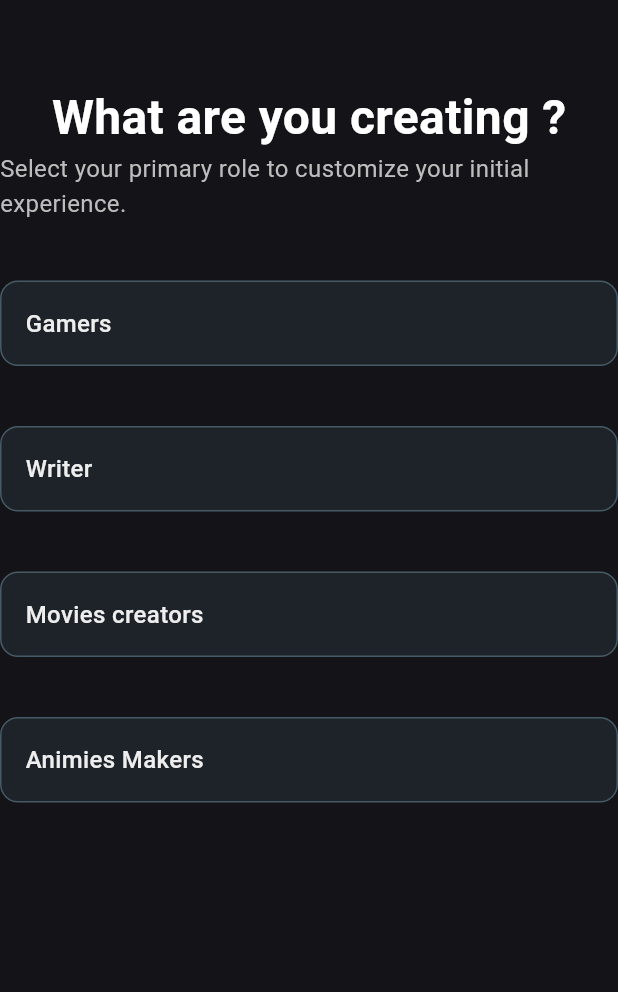
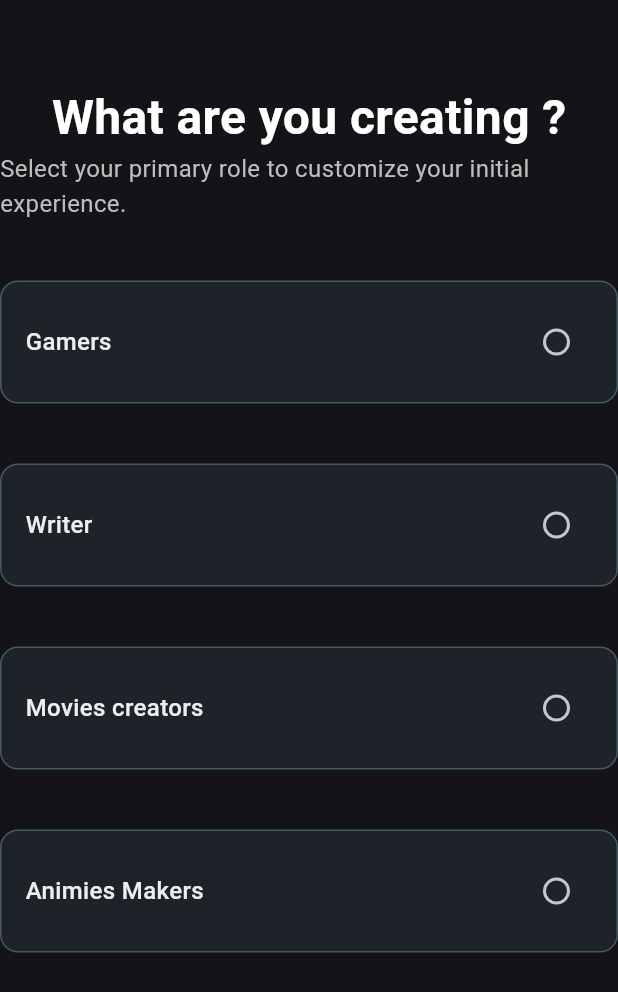
Before and after one commit to Abdelrahime7/LorWaver, a Flutter app: the UserTtype screen opened directly, on a phone screen of 412 x 824 dp. Shown: the top 992 px of the screen. Run offline on Flutter 3.47's test engine with Material 3 defaults, Android fonts, the phone set to English and light mode, and no system bars; our stand-ins replace flutter_svg.

Commit message:
refactore : add radio button for each user container

```diff
--- a/lib/Presentation/Screens/UserTypeScreen.dart
+++ b/lib/Presentation/Screens/UserTypeScreen.dart
@@ -1,179 +1,98 @@
 
 import 'package:flutter/material.dart';
 
- class UserTtype extends StatelessWidget
- {
-  const UserTtype ({super.key});
+class UserTtype extends StatefulWidget {
+  const UserTtype({super.key});
 
   @override
- Widget build(BuildContext context)
- {
+  State<UserTtype> createState() => _UserTtypeState();
+}
+
+class _UserTtypeState extends State<UserTtype> {
+  String? selectedRole;
+
+  @override
+  Widget build(BuildContext context) {
     return Scaffold(
-       backgroundColor:Theme.of(context).colorScheme.surface,
-
+      backgroundColor: Theme.of(context).colorScheme.surface,
       body: Center(
         child: Column(
           children: [
             const SizedBox(height: 55),
-
             Text(
               "What are you creating ?",
               style: TextStyle(
-
                 color: Colors.white,
                 fontSize: 32,
                 fontWeight: FontWeight.bold,
               ),
-
             ),
             Text(
               'Select your primary role to customize your initial experience.',
               style: TextStyle(
-    fontSize: 16, // equivalent to text-base
+                fontSize: 16,
                 color: Theme.of(context).brightness == Brightness.dark
-        ? Colors.grey.shade400 // dark:text-slate-400
-        : Colors.grey.shade600, // text-slate-600
+                    ? Colors.grey.shade400
+                    : Colors.grey.shade600,
               ),
             ),
-Container(
-  margin: const EdgeInsets.only(top: 40), // mt-10
-  padding: const EdgeInsets.all(16), // p-4
+
+            // Gamers
+            buildRoleContainer(context, 'Gamers'),
+
+            // Writer
+            buildRoleContainer(context, 'Writer'),
+
+            // Movies creators
+            buildRoleContainer(context, 'Movies creators'),
+
+            // Animies Makers
+            buildRoleContainer(context, 'Animies Makers'),
+          ],
+        ),
+      ),
+    );
+  }
+
+  Widget buildRoleContainer(BuildContext context, String roleLabel) {
+    return Container(
+      margin: const EdgeInsets.only(top: 40),
+      padding: const EdgeInsets.all(16),
       decoration: BoxDecoration(
         color: Theme.of(context).brightness == Brightness.dark
-        ? Colors.blueGrey.shade900.withOpacity(0.5) // dark:bg-slate-900/50
-        : Colors.white, // bg-white
-    borderRadius: BorderRadius.circular(12), // rounded-lg
+            ? Colors.blueGrey.shade900.withOpacity(0.5)
+            : Colors.white,
+        borderRadius: BorderRadius.circular(12),
         border: Border.all(
           color: Theme.of(context).brightness == Brightness.dark
-          ? Colors.blueGrey.shade700 // dark:border-slate-700
-          : Colors.blueGrey.shade300, // border-slate-300
+              ? Colors.blueGrey.shade700
+              : Colors.blueGrey.shade300,
         ),
       ),
       child: Row(
-    mainAxisAlignment: MainAxisAlignment.spaceBetween, // justify-between
+        mainAxisAlignment: MainAxisAlignment.spaceBetween,
         children: [
           Text(
-        'Gamers',
+            roleLabel,
             style: TextStyle(
-          fontWeight: FontWeight.w500, // font-medium
+              fontWeight: FontWeight.w500,
               color: Theme.of(context).brightness == Brightness.dark
-              ? Colors.grey.shade200 // dark:text-slate-200
-              : Colors.blueGrey.shade800, // text-slate-800
+                  ? Colors.grey.shade200
+                  : Colors.blueGrey.shade800,
               fontSize: 16,
             ),
           ),
-      // You can add a trailing widget here, like a checkbox or icon
+          Radio<String>(
+            value: roleLabel,
+            groupValue: selectedRole,
+            onChanged: (value) {
+              setState(() {
+                selectedRole = value;
+              });
+            },
+          ),
         ],
       ),
-),
-Container(
-  margin: const EdgeInsets.only(top: 40), // mt-10
-  padding: const EdgeInsets.all(16), // p-4
-  decoration: BoxDecoration(
-    color: Theme.of(context).brightness == Brightness.dark
-        ? Colors.blueGrey.shade900.withOpacity(0.5) // dark:bg-slate-900/50
-        : Colors.white, // bg-white
-    borderRadius: BorderRadius.circular(12), // rounded-lg
-    border: Border.all(
-      color: Theme.of(context).brightness == Brightness.dark
-          ? Colors.blueGrey.shade700 // dark:border-slate-700
-          : Colors.blueGrey.shade300, // border-slate-300
-    ),
-  ),
-  child: Row(
-    mainAxisAlignment: MainAxisAlignment.spaceBetween, // justify-between
-    children: [
-      Text(
-        'Writer',
-        style: TextStyle(
-          fontWeight: FontWeight.w500, // font-medium
-          color: Theme.of(context).brightness == Brightness.dark
-              ? Colors.grey.shade200 // dark:text-slate-200
-              : Colors.blueGrey.shade800, // text-slate-800
-          fontSize: 16,
-        ),
-      ),
-      // You can add a trailing widget here, like a checkbox or icon
-    ],
-  ),
-),
-Container(
-  margin: const EdgeInsets.only(top: 40), // mt-10
-  padding: const EdgeInsets.all(16), // p-4
-  decoration: BoxDecoration(
-    color: Theme.of(context).brightness == Brightness.dark
-        ? Colors.blueGrey.shade900.withOpacity(0.5) // dark:bg-slate-900/50
-        : Colors.white, // bg-white
-    borderRadius: BorderRadius.circular(12), // rounded-lg
-    border: Border.all(
-      color: Theme.of(context).brightness == Brightness.dark
-          ? Colors.blueGrey.shade700 // dark:border-slate-700
-          : Colors.blueGrey.shade300, // border-slate-300
-    ),
-  ),
-  child: Row(
-    mainAxisAlignment: MainAxisAlignment.spaceBetween, // justify-between
-    children: [
-      Text(
-        'Movies creators',
-        style: TextStyle(
-          fontWeight: FontWeight.w500, // font-medium
-          color: Theme.of(context).brightness == Brightness.dark
-              ? Colors.grey.shade200 // dark:text-slate-200
-              : Colors.blueGrey.shade800, // text-slate-800
-          fontSize: 16,
-        ),
-      ),
-      // You can add a trailing widget here, like a checkbox or icon
-    ],
-  ),
-),
-Container(
-  margin: const EdgeInsets.only(top: 40), // mt-10
-  padding: const EdgeInsets.all(16), // p-4
-  decoration: BoxDecoration(
-    color: Theme.of(context).brightness == Brightness.dark
-        ? Colors.blueGrey.shade900.withOpacity(0.5) // dark:bg-slate-900/50
-        : Colors.white, // bg-white
-    borderRadius: BorderRadius.circular(12), // rounded-lg
-    border: Border.all(
-      color: Theme.of(context).brightness == Brightness.dark
-          ? Colors.blueGrey.shade700 // dark:border-slate-700
-          : Colors.blueGrey.shade300, // border-slate-300
-    ),
-  ),
-  child: Row(
-    mainAxisAlignment: MainAxisAlignment.spaceBetween, // justify-between
-    children: [
-      Text(
-        'Animies Makers',
-        style: TextStyle(
-          fontWeight: FontWeight.w500, // font-medium
-          color: Theme.of(context).brightness == Brightness.dark
-              ? Colors.grey.shade200 // dark:text-slate-200
-              : Colors.blueGrey.shade800, // text-slate-800
-          fontSize: 16,
-        ),
-      ),
-      // You can add a trailing widget here, like a checkbox or icon
-    ],
-  ),
-)
-
-
-
-
-
-
-        ],
-
-
-      ),
-    ) ,
-
-
-
-
     );
   }
 }
```
Lines whose indentation alone changed are shown as unchanged.
